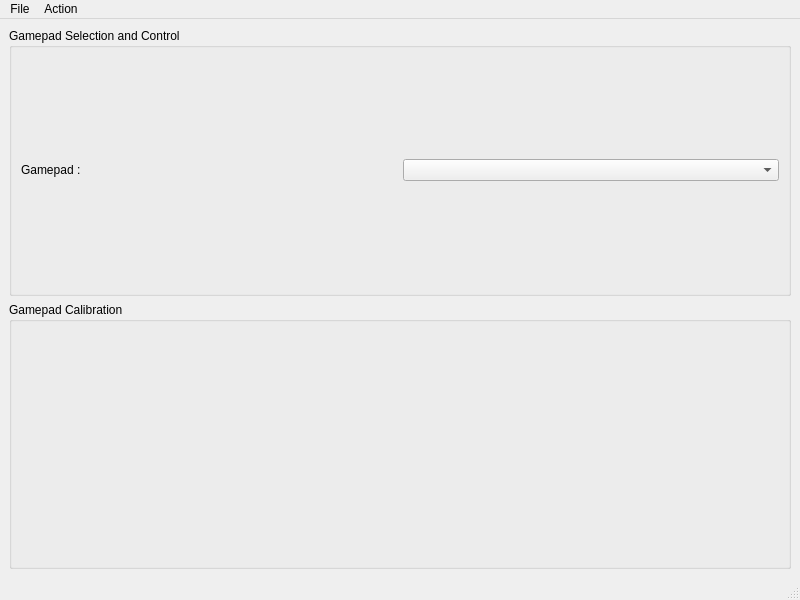
Before: the Qt Designer form interface/src/MainWindow.ui in atuleu/giant-snes-gamepad, drawn with Qt 5.
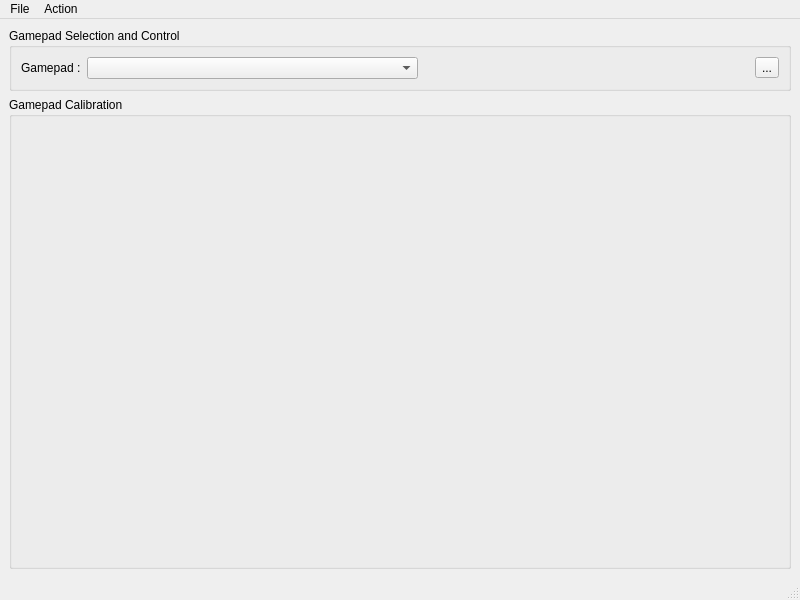
After: the same form once the commit is applied. Custom widgets are drawn as their Qt base class.

Commit message: Adds a Save in EEPROM button

Patch:
```diff
--- a/interface/src/MainWindow.ui
+++ b/interface/src/MainWindow.ui
@@ -17,25 +17,70 @@
    <layout class="QGridLayout" name="gridLayout">
     <item row="0" column="0">
      <widget class="QGroupBox" name="controlBox">
+      <property name="sizePolicy">
+       <sizepolicy hsizetype="Preferred" vsizetype="Minimum">
+        <horstretch>0</horstretch>
+        <verstretch>0</verstretch>
+       </sizepolicy>
+      </property>
       <property name="title">
        <string>Gamepad Selection and Control</string>
       </property>
       <layout class="QGridLayout" name="gridLayout_3">
        <item row="0" column="1">
-        <widget class="QComboBox" name="gamepadSelectBox"/>
+        <widget class="QComboBox" name="gamepadSelectBox">
+         <property name="sizePolicy">
+          <sizepolicy hsizetype="Expanding" vsizetype="Preferred">
+           <horstretch>0</horstretch>
+           <verstretch>0</verstretch>
+          </sizepolicy>
+         </property>
+        </widget>
+       </item>
+       <item row="0" column="2">
+        <spacer name="horizontalSpacer">
+         <property name="orientation">
+          <enum>Qt::Horizontal</enum>
+         </property>
+         <property name="sizeHint" stdset="0">
+          <size>
+           <width>40</width>
+           <height>20</height>
+          </size>
+         </property>
+        </spacer>
        </item>
        <item row="0" column="0">
-        <widget class="QLabel" name="gamepadChoic">
+        <widget class="QLabel" name="gamepadChoice">
+         <property name="sizePolicy">
+          <sizepolicy hsizetype="Fixed" vsizetype="Preferred">
+           <horstretch>0</horstretch>
+           <verstretch>0</verstretch>
+          </sizepolicy>
+         </property>
          <property name="text">
           <string>Gamepad :</string>
          </property>
         </widget>
        </item>
+       <item row="0" column="3">
+        <widget class="QToolButton" name="saveEEPROMButton">
+         <property name="text">
+          <string>...</string>
+         </property>
+        </widget>
+       </item>
       </layout>
      </widget>
     </item>
     <item row="1" column="0">
      <widget class="QGroupBox" name="gamepadBox">
+      <property name="sizePolicy">
+       <sizepolicy hsizetype="Expanding" vsizetype="Preferred">
+        <horstretch>0</horstretch>
+        <verstretch>1</verstretch>
+       </sizepolicy>
+      </property>
       <property name="title">
        <string>Gamepad Calibration</string>
       </property>
```
Left out of the diff: 6 changed lines with no effect on the pictures. The commit also changes 2 other files.
